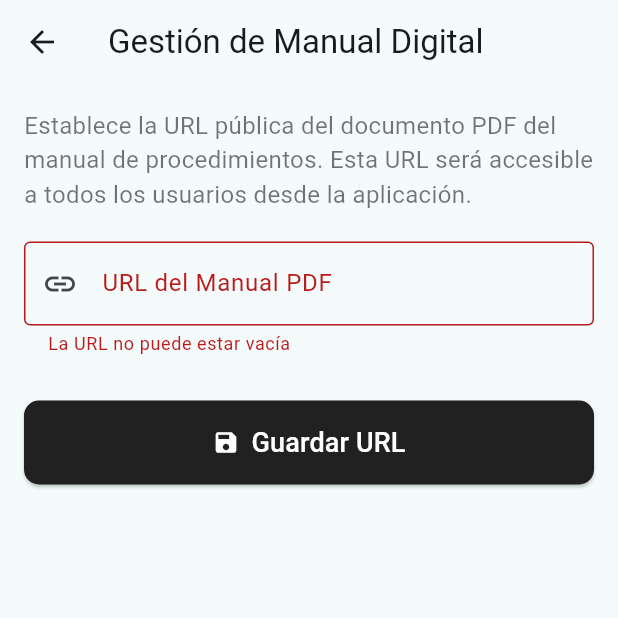
After one commit to Nubedev23/TubosLab, a Flutter app: the PantallaGestionManual screen opened by its route, after a tap on "Guardar URL", on a phone screen of 412 x 824 dp, the top half of it. The commit adds this screen. Run offline on Flutter 3.47's test engine with Material 3 defaults, Android fonts, the phone set to English and light mode, and no system bars; our stand-ins replace cloud_firestore, firebase_auth, firebase_core, rxdart; missing offline and left inert: flutter_pdfview; accounts and stored records are empty; generated files the repository leaves out were written again.

Commit message:
Add: pantalla_visor_pdf, actualización del admin para configurar link al manual digital

```diff
--- a/lib/main.dart
+++ b/lib/main.dart
@@ -11,6 +11,7 @@ import 'pantallas/pantalla_admin.dart';
 import 'pantallas/pantalla_gestion_examen.dart';
 import 'pantallas/pantalla_login_admin.dart';
 import 'pantallas/pantalla_carrito.dart';
+import 'pantallas/pantalla_gestion_manual.dart';
 
 Future<void> main() async {
   WidgetsFlutterBinding.ensureInitialized();
@@ -52,6 +53,8 @@ class TubosApp extends StatelessWidget {
               ModalRoute.of(context)?.settings.arguments as String?;
           return PantallaGestionExamen(examenId: examenId);
         },
+        PantallaGestionManual.routeName: (context) =>
+            const PantallaGestionManual(),
         PantallaCarrito.routeName: (context) =>
             const PantallaCarrito(), // Nueva ruta para el carrito
         // Ruta de atajo para /admin
--- a/lib/pantallas/pantalla_busqueda.dart
+++ b/lib/pantallas/pantalla_busqueda.dart
@@ -160,8 +160,10 @@ class _PantallaBusquedaState extends State<PantallaBusqueda> {
                 if (!snapshot.hasData || snapshot.data!.isEmpty) {
                   return Center(
                     child: Text(
-                      'No se encontraron exámenes para \"${_searchController.text.trim()}\"',
-                      style: TextStyle(color: Colors.grey[600]),
+                      'No se encontró el examen \"${_searchController.text.trim()}\" por lo que se sugiere llamar al Laboratorio directamente.',
+                      style: TextStyle(
+                        color: const Color.fromARGB(255, 159, 9, 9),
+                      ),
                     ),
                   );
                 }
--- /dev/null
+++ b/lib/pantallas/pantalla_gestion_manual.dart
@@ -0,0 +1,155 @@
+import 'package:flutter/material.dart';
+import '../services/app_config_service.dart';
+import '../utils/app_styles.dart';
+
+class PantallaGestionManual extends StatefulWidget {
+  const PantallaGestionManual({super.key});
+  static const routeName = '/gestion-manual';
+
+  @override
+  State<PantallaGestionManual> createState() => _PantallaGestionManualState();
+}
+
+class _PantallaGestionManualState extends State<PantallaGestionManual> {
+  // CORRECCIÓN: Se agrega 'late' para evitar el error de 'Constant expression expected'
+  // en la inicialización de la instancia del servicio, que no usa un constructor 'const'.
+  late final _configService = AppConfigService();
+  final _formKey = GlobalKey<FormState>();
+  final _urlController = TextEditingController();
+  bool _isLoading = true;
+  String? _currentManualUrl;
+
+  @override
+  void initState() {
+    super.initState();
+    // Suscribirse al stream para obtener la URL actual y poblar el campo
+    _configService.getManualUrlStream().listen((url) {
+      if (mounted) {
+        setState(() {
+          _currentManualUrl = url;
+          _urlController.text = url ?? '';
+          _isLoading = false;
+        });
+      }
+    });
+  }
+
+  @override
+  void dispose() {
+    _urlController.dispose();
+    super.dispose();
+  }
+
+  Future<void> _guardarUrl() async {
+    if (_formKey.currentState!.validate()) {
+      setState(() => _isLoading = true);
+      try {
+        await _configService.updateManualUrl(_urlController.text);
+        if (mounted) {
+          ScaffoldMessenger.of(context).showSnackBar(
+            const SnackBar(
+              content: Text('URL del manual actualizada correctamente.'),
+              backgroundColor: Colors.green,
+            ),
+          );
+        }
+      } catch (e) {
+        debugPrint('Error al guardar la URL: $e');
+        if (mounted) {
+          ScaffoldMessenger.of(context).showSnackBar(
+            SnackBar(
+              content: Text('Error al guardar: ${e.toString()}'),
+              backgroundColor: Colors.red,
+            ),
+          );
+        }
+      } finally {
+        if (mounted) {
+          setState(() => _isLoading = false);
+        }
+      }
+    }
+  }
+
+  @override
+  Widget build(BuildContext context) {
+    return Scaffold(
+      appBar: AppBar(title: const Text('Gestión de Manual Digital')),
+      body: _isLoading
+          ? const Center(child: CircularProgressIndicator())
+          : SingleChildScrollView(
+              padding: AppStyles.padding,
+              child: Form(
+                key: _formKey,
+                child: Column(
+                  crossAxisAlignment: CrossAxisAlignment.start,
+                  children: [
+                    const Text(
+                      'Establece la URL pública del documento PDF del manual de procedimientos. Esta URL será accesible a todos los usuarios desde la aplicación.',
+                      style: TextStyle(fontSize: 16, color: Colors.black54),
+                    ),
+                    const SizedBox(height: 20),
+                    TextFormField(
+                      controller: _urlController,
+                      keyboardType: TextInputType.url,
+                      decoration: const InputDecoration(
+                        labelText: 'URL del Manual PDF',
+                        hintText: 'Ej: https://midominio.com/manual.pdf',
+                        border: OutlineInputBorder(),
+                        prefixIcon: Icon(Icons.link),
+                      ),
+                      validator: (value) {
+                        if (value == null || value.isEmpty) {
+                          return 'La URL no puede estar vacía';
+                        }
+                        // Validación simple de formato URL
+                        if (!value.startsWith('http')) {
+                          return 'Debe ser una URL válida (ej. http:// o https://)';
+                        }
+                        return null;
+                      },
+                    ),
+                    const SizedBox(height: 30),
+                    SizedBox(
+                      width: double.infinity,
+                      child: ElevatedButton.icon(
+                        onPressed: _guardarUrl,
+                        icon: const Icon(Icons.save, color: Colors.white),
+                        label: const Text(
+                          'Guardar URL',
+                          style: TextStyle(fontSize: 18, color: Colors.white),
+                        ),
+                        style: ElevatedButton.styleFrom(
+                          backgroundColor: AppStyles.primaryDark,
+                          padding: const EdgeInsets.symmetric(vertical: 15),
+                          shape: RoundedRectangleBorder(
+                            borderRadius: BorderRadius.circular(10),
+                          ),
+                        ),
+                      ),
+                    ),
+                    const SizedBox(height: 20),
+                    if (_currentManualUrl != null &&
+                        _currentManualUrl!.isNotEmpty)
+                      Column(
+                        crossAxisAlignment: CrossAxisAlignment.start,
+                        children: [
+                          const Divider(),
+                          const Text(
+                            'URL Actual:',
+                            style: TextStyle(fontWeight: FontWeight.bold),
+                          ),
+                          Text(
+                            _currentManualUrl!,
+                            maxLines: 2,
+                            overflow: TextOverflow.ellipsis,
+                          ),
+                        ],
+                      ),
+                  ],
+                ),
+              ),
+            ),
+    );
+  }
+}
--- /dev/null
+++ b/lib/services/app_config_service.dart
@@ -0,0 +1,45 @@
+import 'package:cloud_firestore/cloud_firestore.dart';
+
+class AppConfigService {
+  final FirebaseFirestore _db = FirebaseFirestore.instance;
+
+  // Nombre del documento donde guardaremos la URL
+  // Usamos un solo documento 'app_config' con un ID fijo para guardar todas las configuraciones globales.
+  final String _configDocId = 'manual';
+  final String _collectionName = 'app_config';
+
+  /// ----------------------------------------------------------
+  /// URL DEL MANUAL PDF (STREAM)
+  /// ----------------------------------------------------------
+
+  // Escucha cambios en el documento y devuelve la URL del manual.
+  Stream<String?> getManualUrlStream() {
+    return _db.collection(_collectionName).doc(_configDocId).snapshots().map((
+      snapshot,
+    ) {
+      if (snapshot.exists && snapshot.data() != null) {
+        // Devuelve el valor del campo 'pdf_url'
+        return snapshot.data()!['pdf_url'] as String?;
+      }
+      return null;
+    });
+  }
+
+  /// ----------------------------------------------------------
+  /// ACTUALIZAR URL DEL MANUAL
+  /// ----------------------------------------------------------
+
+  // Guarda la URL en el campo 'pdf_url' del documento 'manual'
+  Future<void> updateManualUrl(String url) async {
+    // Aseguramos que la URL sea válida antes de guardar
+    if (url.trim().isEmpty) {
+      throw Exception('La URL no puede estar vacía.');
+    }
+
+    // Usamos 'set' con 'merge: true' para solo actualizar el campo 'pdf_url'
+    await _db.collection(_collectionName).doc(_configDocId).set({
+      'pdf_url': url.trim(),
+      'last_updated': FieldValue.serverTimestamp(),
+    }, SetOptions(merge: true));
+  }
+}
```
Also changed, not shown: lib/pantallas/pantalla_admin.dart (+73 -80 lines), lib/pantallas/pantalla_gestion_examen.dart (+41 -3 lines), lib/pantallas/pantalla_manual.dart (added, +83 -0 lines), lib/pantallas/pantalla_principal.dart (+4 -4 lines), lib/pantallas/pantalla_visor_pdf.dart (added, +95 -0 lines), pubspec.yaml (+8 -3 lines), pubspec.lock, 3 other files.
